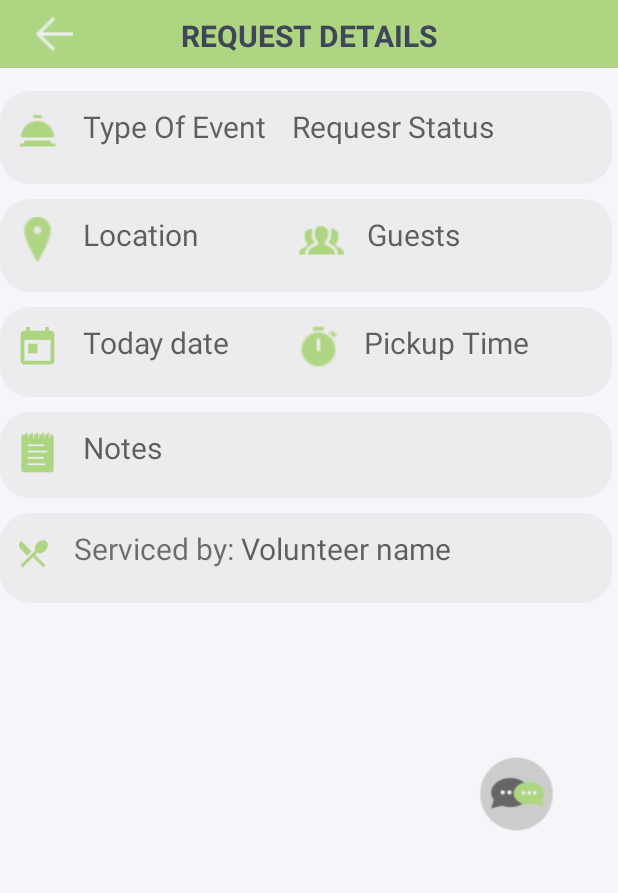
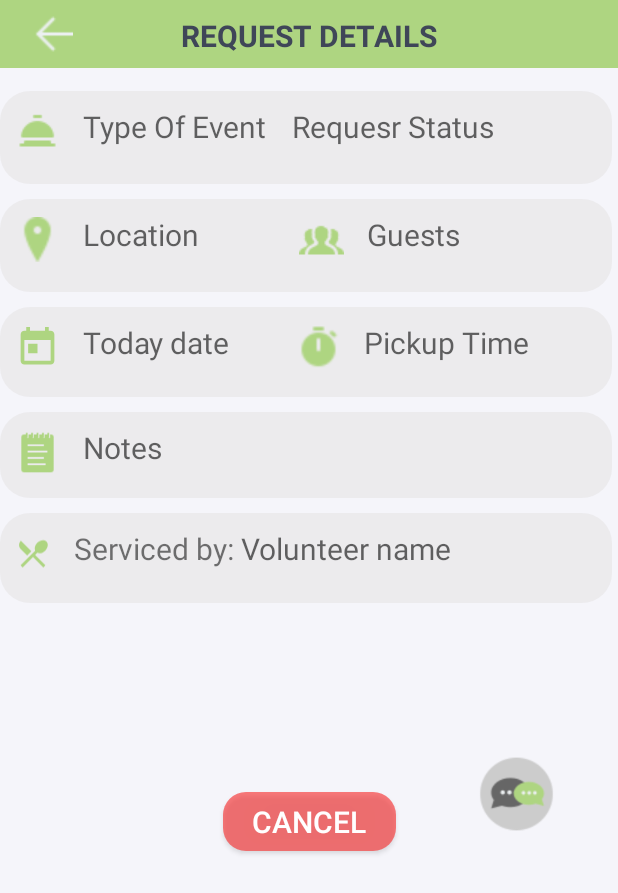
Before and after one commit to HussaSq/Qoot, an Android app: the DonatorRequestInfo screen opened directly, with no data from a screen before it, on a phone screen of 412 x 824 dp. Shown: the top 893 px of the screen. Run offline under Robolectric (Android 15) with nearby library versions, the phone set to English and light mode, and no system bars; our stand-ins replace Firebase (no records; nobody signed in at launch, a user with empty details on screens opened directly).

Commit message:
pop up window

```diff
--- a/app/src/main/AndroidManifest.xml
+++ b/app/src/main/AndroidManifest.xml
@@ -72,6 +72,9 @@
         <activity android:name=".SignUpAs" />
         <activity android:name=".VolunteerRequests" />
         <activity android:name=".AllRequests" />
+        <activity android:name=".cancelPopUp" android:theme="@style/AppTheme.customWindowPop" >
+
+        </activity>
     </application>
 
 </manifest>
--- a/app/src/main/java/com/example/qoot/DonatorRequestInfo.java
+++ b/app/src/main/java/com/example/qoot/DonatorRequestInfo.java
@@ -31,6 +31,7 @@ public class DonatorRequestInfo extends AppCompatActivity {
     FirebaseFirestore db;
     TextView type,guests, location, date, time,notes, volName, state;
     LinearLayout noteLay;
+    Button cancel;
     //  DonatorRequests r =new DonatorRequests();
 
     @Override
@@ -45,7 +46,9 @@ public class DonatorRequestInfo extends AppCompatActivity {
         time = findViewById(R.id.pickUpTime);
         notes = findViewById(R.id.note);
         volName = findViewById(R.id.volname);
+        cancel=(Button) findViewById(R.id.cancel) ;
         noteLay = (LinearLayout) findViewById(R.id.linearLayout4);
+
 
         mAuth = FirebaseAuth.getInstance();
         db = FirebaseFirestore.getInstance();
@@ -107,6 +110,14 @@ public class DonatorRequestInfo extends AppCompatActivity {
                 }
             });
         }
+
+        // to display pop up
+        cancel.setOnClickListener(new View.OnClickListener() {
+            @Override
+            public void onClick(View v) {
+              startActivity(new Intent(DonatorRequestInfo.this,cancelPopUp.class));
+            }
+        });
     }
 
     public void AddPendingIcon(){
--- /dev/null
+++ b/app/src/main/res/drawable/cancelbutton.xml
@@ -0,0 +1,11 @@
+<?xml version="1.0" encoding="utf-8"?>
+<selector xmlns:android="http://schemas.android.com/apk/res/android">
+    <item>
+        <shape xmlns:android="http://schemas.android.com/apk/res/android"
+            android:shape="rectangle">
+            <!-- you can use any color you want I used here gray color-->
+            <solid android:color= "#A8F83838"/>
+            <corners android:radius="15dp"/>
+        </shape>
+    </item>
+</selector>
--- a/app/src/main/res/layout/activity_donator_request_info.xml
+++ b/app/src/main/res/layout/activity_donator_request_info.xml
@@ -290,6 +290,8 @@
 
     </LinearLayout>
 
+
+
     <!-- android:onClick="" -->
 
 
@@ -306,15 +308,13 @@
         tools:ignore="MissingConstraints" />
 
     <Button
-        android:id="@+id/offers"
+        android:id="@+id/cancel"
         android:layout_width="115dp"
         android:layout_height="39dp"
         android:layout_gravity="center"
         android:layout_marginBottom="28dp"
-        android:background="@drawable/custom_button"
-        android:onClick="OpenListOffer"
-        android:text="All Offers"
-        android:visibility="gone"
+        android:background="@drawable/cancelbutton"
+        android:text="Cancel"
         android:textColor="#ffff"
         android:textSize="20sp"
         app:layout_constraintBottom_toBottomOf="parent"
--- a/app/src/main/res/values/styles.xml
+++ b/app/src/main/res/values/styles.xml
@@ -17,5 +17,11 @@
 
     <style name="AppTheme.PopupOverlay" parent="ThemeOverlay.AppCompat.Light" />
 
+    <style name="AppTheme.customWindowPop">
+        <item name="android:windowIsTranslucent">true</item>
+        <item name="android:windowCloseOnTouchOutside">true</item>
+
+    </style>
+
 
 </resources>
```
Also changed, not shown: app/src/main/java/com/example/qoot/cancelPopUp.java (added, +32 -0 lines), app/src/main/res/drawable/backgroundpop.xml (added, +12 -0 lines), app/src/main/res/drawable/nobutton.xml (added, +12 -0 lines), app/src/main/res/layout/activity_cancel_pop_up.xml (added, +87 -0 lines), app/src/main/res/drawable/alert.png (added).
